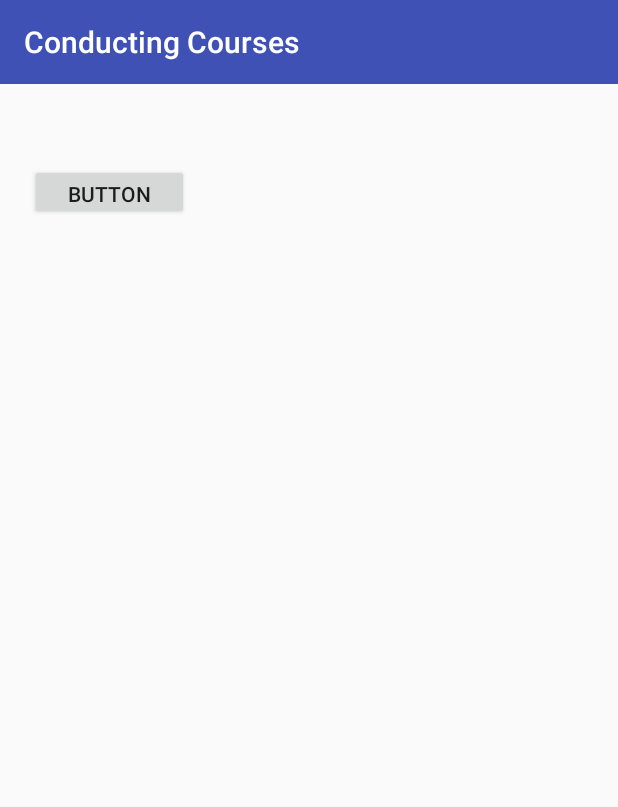
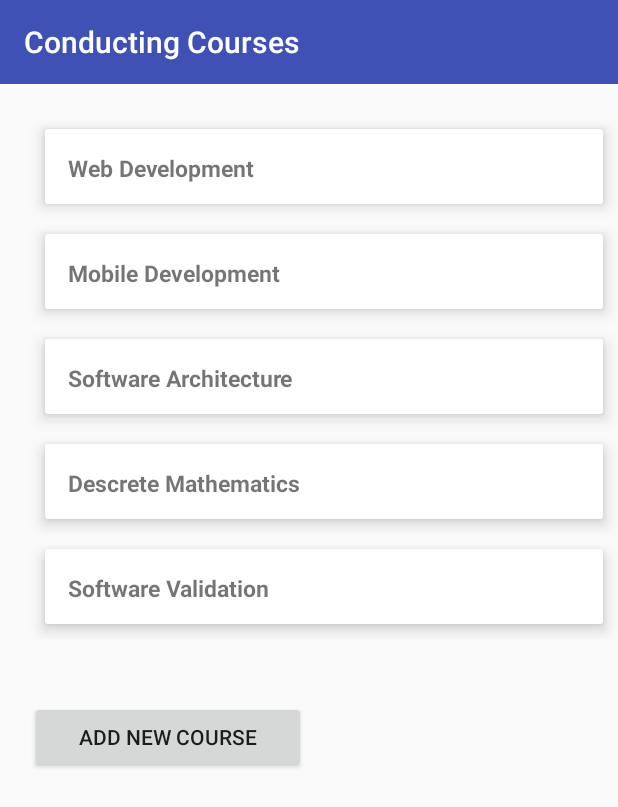
Before and after one commit to GayanMalinda99/Learning-Management-System, an Android app: the screen it shows after launch (LecturerActivity), on a phone screen of 412 x 824 dp. Shown: the top 807 px of the screen. Run offline under Robolectric (Android 15) with nearby library versions, the light colour scheme and no system bars.

Commit message:
Completed the UI in lecturer activity

```diff
--- a/android/MyNotes/app/src/main/AndroidManifest.xml
+++ b/android/MyNotes/app/src/main/AndroidManifest.xml
@@ -15,7 +15,7 @@
         android:usesCleartextTraffic="true">
         <activity
             android:name=".lecturer.LecturerActivity"
-            android:exported="true" >
+            android:exported="true">
             <intent-filter>
                 <action android:name="android.intent.action.MAIN" />
 
@@ -36,9 +36,7 @@
         <activity android:name=".LoginActivity" />
         <activity
             android:name=".RegisterActivity"
-            android:exported="true">
-
-        </activity>
+            android:exported="true"></activity>
         <activity
             android:name=".HomeActivity"
             android:exported="false"
--- a/android/MyNotes/app/src/main/java/com/example/mynotes/adapters/CourseAdapter.java
+++ b/android/MyNotes/app/src/main/java/com/example/mynotes/adapters/CourseAdapter.java
@@ -81,7 +81,9 @@ public class CourseAdapter extends RecyclerView.Adapter<CourseAdapter.CourseView
 
                     Retrofit retrofit = new RetrofitClientInstance().getRetrofitInstance() ;
                     final CoursesApi deleteCourseApi = retrofit.create(CoursesApi.class) ;
-                    Call<Response> call = deleteCourseApi.dropCourse(allEnrolledCourses.get(position), id) ;
+                    Call<Response> call = deleteCourseApi.dropCourse(
+                            allEnrolledCourses.get(position)
+                    ) ;
                     call.enqueue(new Callback<Response>() {
                         @Override
                         public void onResponse(Call<Response> call, Response<Response> response) {
--- a/android/MyNotes/app/src/main/java/com/example/mynotes/adapters/LecturerConductingCourseAdapter.java
+++ /dev/null
@@ -1,4 +0,0 @@
-package com.example.mynotes.adapters;
-
-public class LecturerConductingCourseAdapter {
-}
--- /dev/null
+++ b/android/MyNotes/app/src/main/java/com/example/mynotes/adapters/LecturerCourseAdapter.java
@@ -0,0 +1,52 @@
+package com.example.mynotes.adapters;
+
+import android.content.Context;
+import android.view.LayoutInflater;
+import android.view.View;
+import android.view.ViewGroup;
+import android.widget.TextView;
+
+import androidx.annotation.NonNull;
+import androidx.recyclerview.widget.RecyclerView;
+
+import com.example.mynotes.R;
+
+import java.util.List;
+
+public class LecturerCourseAdapter extends RecyclerView.Adapter<LecturerCourseAdapter.LecturerViewHolder> {
+
+    Context context ;
+    List<String> courses ;
+
+    public LecturerCourseAdapter(Context context, List<String> courses){
+        this.context= context ;
+        this.courses = courses ;
+    }
+
+    @NonNull
+    @Override
+    public LecturerViewHolder onCreateViewHolder(@NonNull ViewGroup parent, int viewType) {
+        LayoutInflater inflater = LayoutInflater.from(context) ;
+        View view = inflater.inflate(R.layout.lecturer_course_list_item, parent, false) ;
+        return new LecturerViewHolder(view) ;
+    }
+
+    @Override
+    public void onBindViewHolder(@NonNull LecturerViewHolder holder, int position) {
+        holder.textView.setText(courses.get(position));
+    }
+
+    @Override
+    public int getItemCount() {
+        return courses.size() ;
+    }
+
+    public class LecturerViewHolder extends RecyclerView.ViewHolder {
+        TextView textView ;
+
+        public LecturerViewHolder(@NonNull View itemView) {
+            super(itemView);
+            textView = (TextView) itemView.findViewById(R.id.lecturer_list_item) ;
+        }
+    }
+}
--- a/android/MyNotes/app/src/main/java/com/example/mynotes/lecturer/LecturerActivity.java
+++ b/android/MyNotes/app/src/main/java/com/example/mynotes/lecturer/LecturerActivity.java
@@ -7,6 +7,7 @@ import androidx.recyclerview.widget.RecyclerView;
 import android.os.Bundle;
 
 import com.example.mynotes.R;
+import com.example.mynotes.adapters.LecturerCourseAdapter;
 
 import java.util.ArrayList;
 import java.util.List;
@@ -29,5 +30,10 @@ public class LecturerActivity extends AppCompatActivity {
         courses.add("Software Architecture") ;
         courses.add("Descrete Mathematics") ;
         courses.add("Software Validation") ;
+
+        LecturerCourseAdapter lecturerCourseAdapter =
+                new LecturerCourseAdapter(this,courses) ;
+        recyclerView.setAdapter(lecturerCourseAdapter);
+        lecturerCourseAdapter.getItemCount() ;
     }
 }
--- a/android/MyNotes/app/src/main/java/com/example/mynotes/retrofit/CoursesApi.java
+++ b/android/MyNotes/app/src/main/java/com/example/mynotes/retrofit/CoursesApi.java
@@ -19,7 +19,7 @@ public interface CoursesApi {
     Call<List<CourseEnrollementDto>> getCourses() ;
 
     @DELETE("courses/delete/{course_data}/{id}")
-    Call<Response> dropCourse(@Path("course_data") CourseEnrollementDto course_data, @Path("id") String id) ;
+    Call<Response> dropCourse(@Path("course_data") CourseEnrollementDto course_data) ;
 
     @POST("courses/student/{course_data}/{id}")
     Call<Response> addCourse(@Path("course_data") CourseEnrollementDto course_data, @Path("id") String id) ;
--- /dev/null
+++ b/android/MyNotes/app/src/main/res/layout/activity_add_course.xml
@@ -0,0 +1,9 @@
+<?xml version="1.0" encoding="utf-8"?>
+<androidx.constraintlayout.widget.ConstraintLayout xmlns:android="http://schemas.android.com/apk/res/android"
+    xmlns:app="http://schemas.android.com/apk/res-auto"
+    xmlns:tools="http://schemas.android.com/tools"
+    android:layout_width="match_parent"
+    android:layout_height="match_parent"
+    tools:context=".lecturer.AddCourseActivity">
+
+</androidx.constraintlayout.widget.ConstraintLayout>
--- a/android/MyNotes/app/src/main/res/layout/activity_lecturer.xml
+++ b/android/MyNotes/app/src/main/res/layout/activity_lecturer.xml
@@ -30,13 +30,13 @@
             android:layout_marginTop="20dp" />
 
         <Button
-            android:id="@+id/button"
-            android:layout_width="106dp"
-            android:layout_height="37dp"
+            android:id="@+id/lecturer_add_course_button"
+            android:layout_width="184dp"
+            android:layout_height="wrap_content"
             android:layout_below="@+id/lecturer_recycleview"
             android:layout_marginStart="20dp"
             android:layout_marginLeft="20dp"
-            android:layout_marginTop="33dp"
-            android:text="Button" />
+            android:layout_marginTop="41dp"
+            android:text="Add new Course" />
     </RelativeLayout>
 </androidx.swiperefreshlayout.widget.SwipeRefreshLayout>
--- a/android/MyNotes/app/src/main/res/layout/lecturer_course_list_item.xml
+++ b/android/MyNotes/app/src/main/res/layout/lecturer_course_list_item.xml
@@ -1,15 +1,29 @@
 <?xml version="1.0" encoding="utf-8"?>
 <androidx.cardview.widget.CardView
     xmlns:android="http://schemas.android.com/apk/res/android"
+    xmlns:app="http://schemas.android.com/apk/res-auto"
     android:layout_width="match_parent"
-    android:layout_height="match_parent">
+    android:layout_height="50dp"
+    android:layout_margin="10dp"
+    app:cardElevation="6dp">
 
-    <TextView
-        android:id="@+id/lecturer_list_item"
-        android:layout_width="276dp"
-        android:layout_height="64dp"
-        android:layout_marginStart="10dp"
-        android:layout_marginLeft="10dp"
-        android:layout_marginTop="10dp"
-        android:text="" />
+    <LinearLayout
+        android:layout_width="178dp"
+        android:layout_height="wrap_content"
+        android:orientation="horizontal"
+        android:padding="5dp">
+
+        <TextView
+            android:id="@+id/lecturer_list_item"
+            android:layout_width="wrap_content"
+            android:layout_height="wrap_content"
+            android:layout_marginStart="10dp"
+            android:layout_marginLeft="15dp"
+            android:layout_marginTop="10dp"
+            android:text="Item"
+            android:textSize="15dp"
+            android:textStyle="bold" />
+
+    </LinearLayout>
+
 </androidx.cardview.widget.CardView>
```
